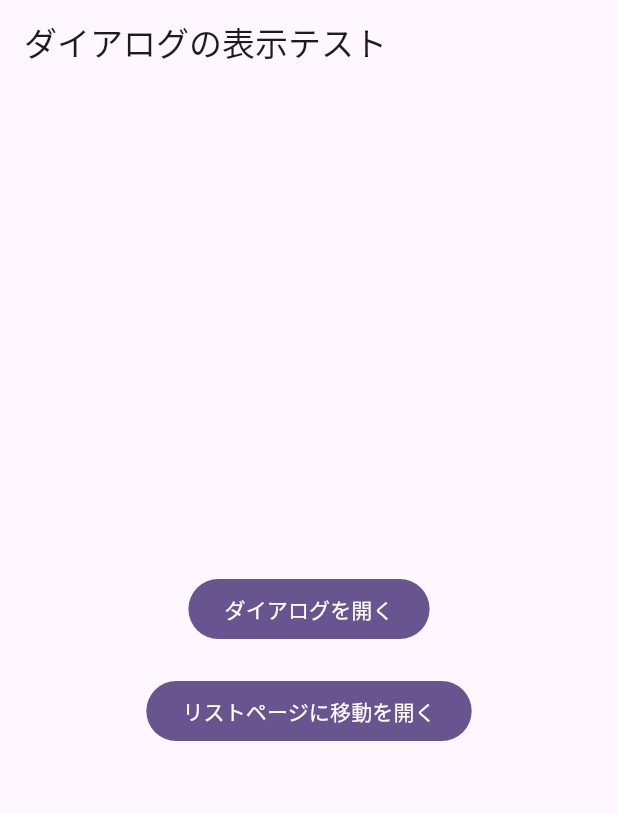
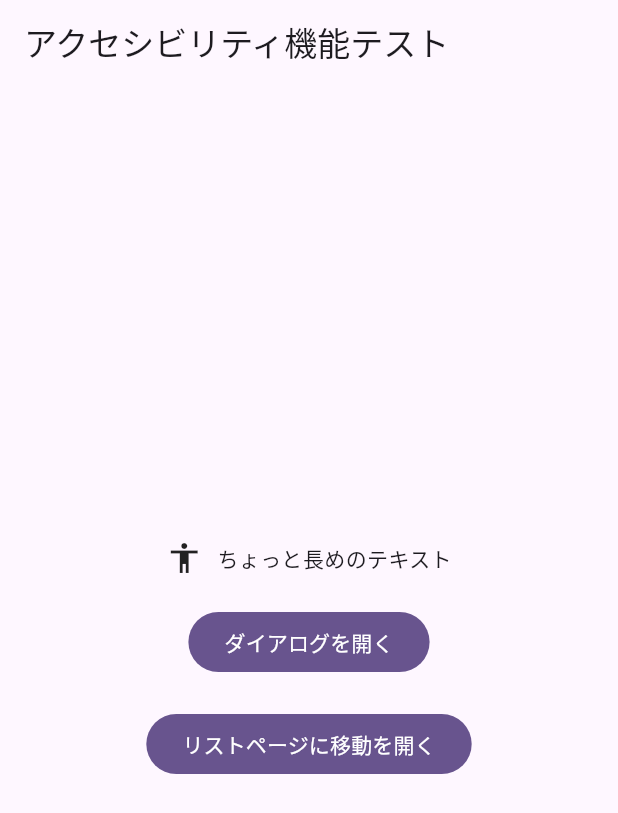
Before and after one commit to cotlra/dialog-a11y-test, a Flutter app: the screen it shows after launch, on a phone screen of 412 x 824 dp. Shown: the top 813 px of the screen. Run offline on Flutter 3.47's test engine with Material 3 defaults, Android fonts, the light colour scheme and no system bars.

Commit message:
拡大すると表示が途切れるテキストを追加

```diff
--- a/lib/main.dart
+++ b/lib/main.dart
@@ -47,12 +47,21 @@ class _MyHomePageState extends State<MyHomePage> {
   Widget build(BuildContext context) {
     return Scaffold(
       appBar: AppBar(
-        title: Text('ダイアログの表示テスト'),
+        title: Text('アクセシビリティ機能テスト'),
       ),
       body: Center(
         child: Column(
           mainAxisSize: MainAxisSize.min,
           children: [
+            Row(
+              mainAxisSize: MainAxisSize.min,
+              children: [
+                Icon(Icons.accessibility),
+                SizedBox(width: 10,),
+                Text('ちょっと長めのテキスト')
+              ],
+            ),
+            SizedBox(height: 20,),
             FilledButton(
               onPressed: _openDialog,
               child: Text('ダイアログを開く'),
```
